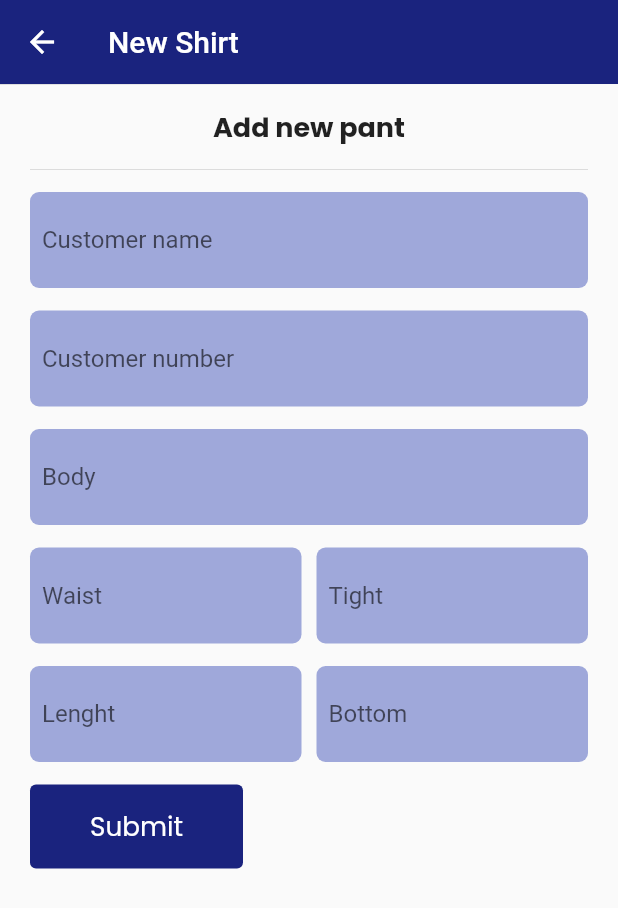
After one commit to Pinponsuhu/Tailoring-app, a Flutter app: the NewPant screen opened by its route, on a phone screen of 412 x 824 dp. The commit adds this screen. Shown: the top 908 px of the screen. Run offline on Flutter 3.47's test engine with Material 2 defaults, Android fonts, the phone set to English and light mode, and no system bars; our stand-ins replace flutter_native_splash, font_awesome_flutter, google_nav_bar.

Commit message:
Pant Form added

```diff
--- a/lib/main.dart
+++ b/lib/main.dart
@@ -1,5 +1,6 @@
 import 'package:flutter/material.dart';
 import 'package:tailor_measurement/screens/add_new/add_new.dart';
+import 'package:tailor_measurement/screens/add_new/new-pant.dart';
 import 'package:tailor_measurement/screens/add_new/new-shirt.dart';
 import 'package:tailor_measurement/screens/authenticate/authenticate.dart';
 import 'package:tailor_measurement/screens/authenticated.dart';
@@ -15,6 +16,7 @@ void main() {
         '/home': (context) => Authenticated(),
         '/add-cap': (context) => AddNew(),
         '/add-shirt': (context) => NewShirt(),
+        '/add-pant': (context) => NewPant(),
       }));
   FlutterNativeSplash.remove();
 }
--- a/lib/screens/add_new/add_new.dart
+++ b/lib/screens/add_new/add_new.dart
@@ -54,7 +54,7 @@ class _AddNewState extends State<AddNew> {
                         ),
                       ),
                       SizedBox(
-                        width: 10,
+                        width: 15,
                       ),
                       Expanded(
                         flex: 1,
--- /dev/null
+++ b/lib/screens/add_new/new-pant.dart
@@ -0,0 +1,213 @@
+import 'package:flutter/material.dart';
+
+class NewPant extends StatefulWidget {
+  NewPant({Key? key}) : super(key: key);
+
+  @override
+  State<NewPant> createState() => _NewPantState();
+}
+
+class _NewPantState extends State<NewPant> {
+  @override
+  Widget build(BuildContext context) {
+    return Scaffold(
+      appBar: AppBar(
+        title: Text("New Shirt"),
+        backgroundColor: Colors.indigo[900],
+        elevation: 0.2,
+      ),
+      body: SingleChildScrollView(
+        child: Form(
+          child: Container(
+            padding: EdgeInsets.symmetric(horizontal: 20, vertical: 15),
+            child: Column(
+              children: [
+                Text(
+                  "Add new pant",
+                  style: TextStyle(
+                    fontSize: 18,
+                    fontWeight: FontWeight.bold,
+                    fontFamily: "Poppins",
+                  ),
+                ),
+                Divider(
+                  height: 30,
+                ),
+                Container(
+                  decoration: BoxDecoration(
+                    color: Colors.indigo.shade200,
+                    borderRadius: BorderRadius.circular(6),
+                  ),
+                  padding: EdgeInsets.all(8),
+                  child: TextFormField(
+                    keyboardType: TextInputType.text,
+                    decoration: InputDecoration(
+                      hintText: "Customer name",
+                      enabledBorder: InputBorder.none,
+                      focusedBorder: InputBorder.none,
+                    ),
+                  ),
+                ),
+                SizedBox(
+                  height: 15,
+                ),
+                Container(
+                  decoration: BoxDecoration(
+                    color: Colors.indigo.shade200,
+                    borderRadius: BorderRadius.circular(6),
+                  ),
+                  padding: EdgeInsets.all(8),
+                  child: TextFormField(
+                    keyboardType: TextInputType.phone,
+                    decoration: InputDecoration(
+                      hintText: "Customer number",
+                      enabledBorder: InputBorder.none,
+                      focusedBorder: InputBorder.none,
+                    ),
+                  ),
+                ),
+                SizedBox(
+                  height: 15,
+                ),
+                Container(
+                  decoration: BoxDecoration(
+                    color: Colors.indigo.shade200,
+                    borderRadius: BorderRadius.circular(6),
+                  ),
+                  padding: EdgeInsets.all(8),
+                  child: TextFormField(
+                    keyboardType: TextInputType.number,
+                    decoration: InputDecoration(
+                      hintText: "Body",
+                      enabledBorder: InputBorder.none,
+                      focusedBorder: InputBorder.none,
+                    ),
+                  ),
+                ),
+                SizedBox(
+                  height: 15,
+                ),
+                Row(
+                  mainAxisAlignment: MainAxisAlignment.spaceBetween,
+                  children: [
+                    Expanded(
+                      flex: 1,
+                      child: Container(
+                        decoration: BoxDecoration(
+                          color: Colors.indigo.shade200,
+                          borderRadius: BorderRadius.circular(6),
+                        ),
+                        padding: EdgeInsets.all(8),
+                        child: TextFormField(
+                          keyboardType: TextInputType.number,
+                          decoration: InputDecoration(
+                            hintText: "Waist",
+                            enabledBorder: InputBorder.none,
+                            focusedBorder: InputBorder.none,
+                          ),
+                        ),
+                      ),
+                    ),
+                    SizedBox(
+                      width: 10,
+                    ),
+                    Expanded(
+                      flex: 1,
+                      child: Container(
+                        width: double.infinity - 15,
+                        decoration: BoxDecoration(
+                          color: Colors.indigo.shade200,
+                          borderRadius: BorderRadius.circular(6),
+                        ),
+                        padding: EdgeInsets.all(8),
+                        child: TextFormField(
+                          keyboardType: TextInputType.number,
+                          decoration: InputDecoration(
+                            hintText: "Tight",
+                            enabledBorder: InputBorder.none,
+                            focusedBorder: InputBorder.none,
+                          ),
+                        ),
+                      ),
+                    ),
+                  ],
+                ),
+                SizedBox(height: 15),
+                Row(
+                  mainAxisAlignment: MainAxisAlignment.spaceBetween,
+                  children: [
+                    Expanded(
+                      flex: 1,
+                      child: Container(
+                        decoration: BoxDecoration(
+                          color: Colors.indigo.shade200,
+                          borderRadius: BorderRadius.circular(6),
+                        ),
+                        padding: EdgeInsets.all(8),
+                        child: TextFormField(
+                          keyboardType: TextInputType.number,
+                          decoration: InputDecoration(
+                            hintText: "Lenght",
+                            enabledBorder: InputBorder.none,
+                            focusedBorder: InputBorder.none,
+                          ),
+                        ),
+                      ),
+                    ),
+                    SizedBox(
+                      width: 10,
+                    ),
+                    Expanded(
+                      flex: 1,
+                      child: Container(
+                        width: double.infinity - 15,
+                        decoration: BoxDecoration(
+                          color: Colors.indigo.shade200,
+                          borderRadius: BorderRadius.circular(6),
+                        ),
+                        padding: EdgeInsets.all(8),
+                        child: TextFormField(
+                          keyboardType: TextInputType.number,
+                          decoration: InputDecoration(
+                            hintText: "Bottom",
+                            enabledBorder: InputBorder.none,
+                            focusedBorder: InputBorder.none,
+                          ),
+                        ),
+                      ),
+                    ),
+                  ],
+                ),
+                SizedBox(
+                  height: 15,
+                ),
+                Row(
+                  children: [
+                    ElevatedButton(
+                      onPressed: null,
+                      style: ButtonStyle(
+                        padding: MaterialStateProperty.all(
+                            EdgeInsets.symmetric(horizontal: 40, vertical: 15)),
+                        backgroundColor:
+                            MaterialStateProperty.all(Colors.indigo[900]),
+                      ),
+                      child: Text(
+                        "Submit",
+                        style: TextStyle(
+                          color: Colors.white,
+                          fontSize: 17.5,
+                          fontFamily: "Poppins",
+                        ),
+                      ),
+                    ),
+                    Spacer()
+                  ],
+                ),
+              ],
+            ),
+          ),
+        ),
+      ),
+    );
+  }
+}
--- a/lib/screens/all_customer/all_customer.dart
+++ b/lib/screens/all_customer/all_customer.dart
@@ -249,7 +249,9 @@ class _AllCustomerState extends State<AllCustomer> {
                         ),
                         Spacer(),
                         TextButton(
-                          onPressed: null,
+                          onPressed: () {
+                            Navigator.pushNamed(context, '/add-pant');
+                          },
                           style: ButtonStyle(
                               backgroundColor:
                                   MaterialStateProperty.all(Colors.cyan[400])),
```
